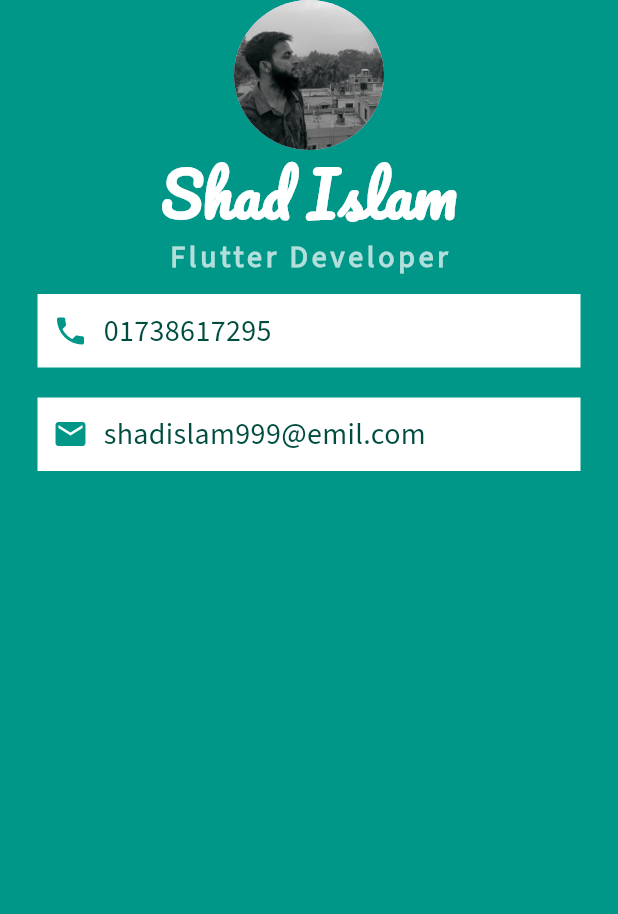
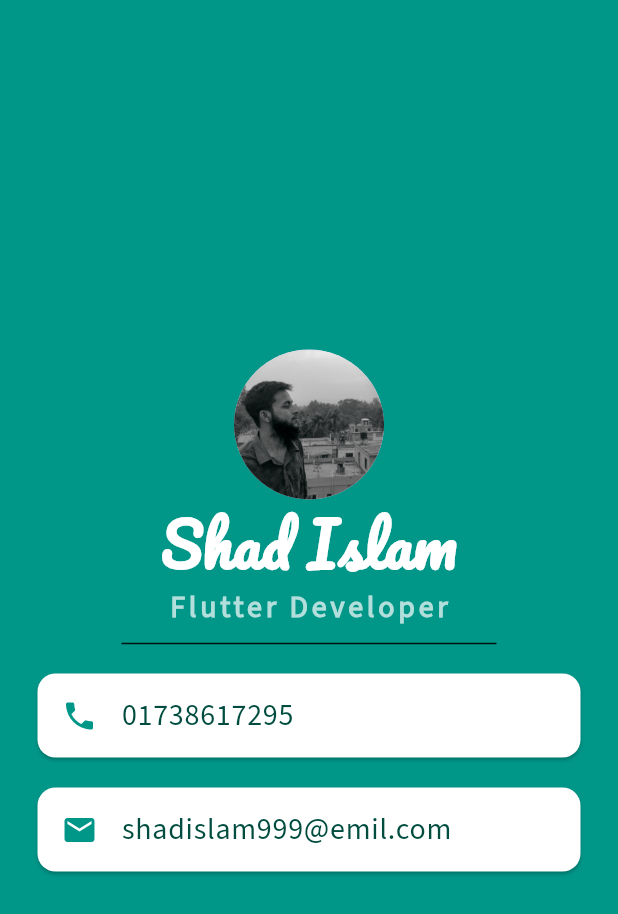
Before and after one commit to Shadislam1/tapping_widgets, a Flutter app: the screen it shows after launch, on a phone screen of 412 x 824 dp. Shown: the top 914 px of the screen. Run offline on Flutter 3.47's test engine with Material 3 defaults, Android fonts, the phone set to English and light mode, and no system bars.

Commit message:
complete project

```diff
--- a/lib/main.dart
+++ b/lib/main.dart
@@ -1,3 +1,4 @@
+
 import 'package:flutter/material.dart';
 
 void main() {
@@ -18,6 +19,7 @@
       backgroundColor: Colors.teal,
       body: SafeArea(
         child: Column(
+          mainAxisAlignment: MainAxisAlignment.center,
           children: <Widget> [
 
             CircleAvatar(
@@ -45,64 +47,61 @@
                 fontWeight: FontWeight.bold,
               ),
             ),
+            SizedBox(
+              height: 20.0,
+              width: 250,
+              child: Divider(
+              color: Colors.black87,
+              ),
+            ),
 
-            Container(
-              padding: EdgeInsets.all(10),
+            Card(
+
               color: Colors.white,
               margin:EdgeInsets.symmetric(
                 vertical: 10.0,
 
               horizontal: 25.0,
               ) ,
-              child: Row(
-                children: <Widget> [
-                    Icon(
+              child: ListTile(
+                leading: Icon(
                       Icons.phone,
                       color: Colors.teal,
                     ),
-                    SizedBox(
-                      width: 10,
-                    ),
-                    Text(
+                    title: Text(
                       '01738617295',
                       style: TextStyle(
                         color: Colors.teal[900],
                         fontFamily: 'Source Sans 3',
                         fontSize: 20.0,
                       ),
-                      )
-                ],
+                      ),
               ),
             ),
 
 
-            Container(
-              padding: EdgeInsets.all(10),
+            Card(
+
               color: Colors.white,
               margin:EdgeInsets.symmetric(
                 vertical: 10.0,
 
               horizontal: 25.0,
               ) ,
-              child: Row(
-                children: <Widget> [
-                    Icon(
+              child: ListTile(
+                leading:  Icon(
                       Icons.email,
                       color: Colors.teal,
                     ),
-                    SizedBox(
-                      width: 10,
-                    ),
-                    Text(
+                    title: Text(
                       'shadislam999@emil.com',
                       style: TextStyle(
                         color: Colors.teal[900],
                         fontFamily: 'Source Sans 3',
                         fontSize: 20.0,
                       ),
-                      )
-                ],
-              ),
+                      ) ,
+              )
             )
 
           ],
```
